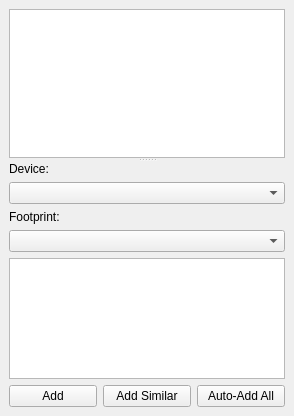
First picture: the form in libs/librepcb/projecteditor/boardeditor/unplacedcomponentsdock.ui, repository LibrePCB/LibrePCB, before the edit.
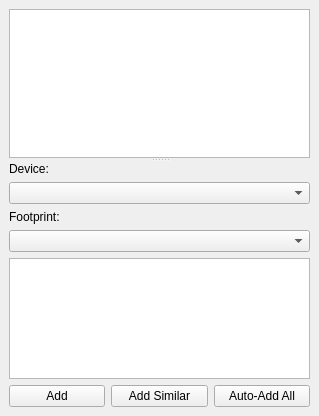
Second picture: the form after the edit. Custom widgets are drawn as their Qt base class.

Patch:
```diff
--- a/libs/librepcb/projecteditor/boardeditor/unplacedcomponentsdock.ui
+++ b/libs/librepcb/projecteditor/boardeditor/unplacedcomponentsdock.ui
@@ -6,7 +6,7 @@
    <rect>
     <x>0</x>
     <y>0</y>
-    <width>294</width>
+    <width>319</width>
     <height>416</height>
    </rect>
   </property>
```
Left out of the diff: 2 changed lines with no effect on the pictures.
